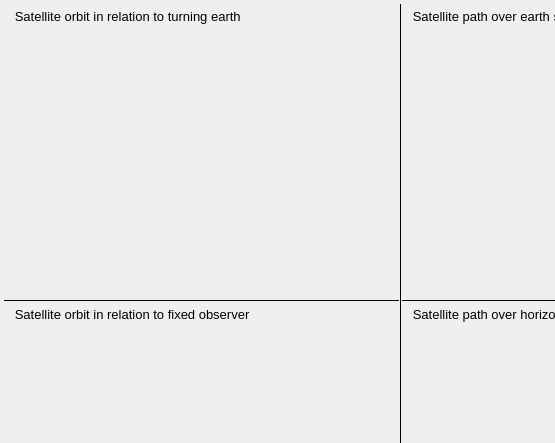
Old version of the form mw4/gui/widgets/satellite.ui in the repository mworion/MountWizzard4; both pictures show x 0 to 555 and y 0 to 443 of the 800 by 600 pixel window.
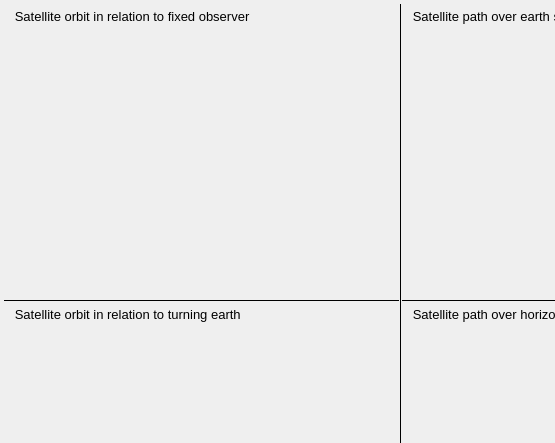
New version of the form.

Commit message: prettify satellite view

Diff of the .ui file:
```diff
--- a/mw4/gui/widgets/satellite.ui
+++ b/mw4/gui/widgets/satellite.ui
@@ -93,7 +93,7 @@
         <number>0</number>
        </property>
        <item>
-        <widget class="QLabel" name="label_3">
+        <widget class="QLabel" name="label_4">
          <property name="maximumSize">
           <size>
            <width>16777215</width>
@@ -106,12 +106,12 @@
           </font>
          </property>
          <property name="text">
-          <string>   Satellite orbit in relation to turning earth</string>
+          <string>   Satellite orbit in relation to fixed observer</string>
          </property>
         </widget>
        </item>
        <item>
-        <widget class="QWidget" name="satSphere1" native="true"/>
+        <widget class="QWidget" name="satSphere2" native="true"/>
        </item>
        <item>
         <widget class="Line" name="line">
@@ -127,7 +127,7 @@
         </widget>
        </item>
        <item>
-        <widget class="QLabel" name="label_4">
+        <widget class="QLabel" name="label_3">
          <property name="maximumSize">
           <size>
            <width>16777215</width>
@@ -140,12 +140,12 @@
           </font>
          </property>
          <property name="text">
-          <string>   Satellite orbit in relation to fixed observer</string>
+          <string>   Satellite orbit in relation to turning earth</string>
          </property>
         </widget>
        </item>
        <item>
-        <widget class="QWidget" name="satSphere2" native="true"/>
+        <widget class="QWidget" name="satSphere1" native="true"/>
        </item>
       </layout>
      </item>
```
The commit also changes 3 other files.
